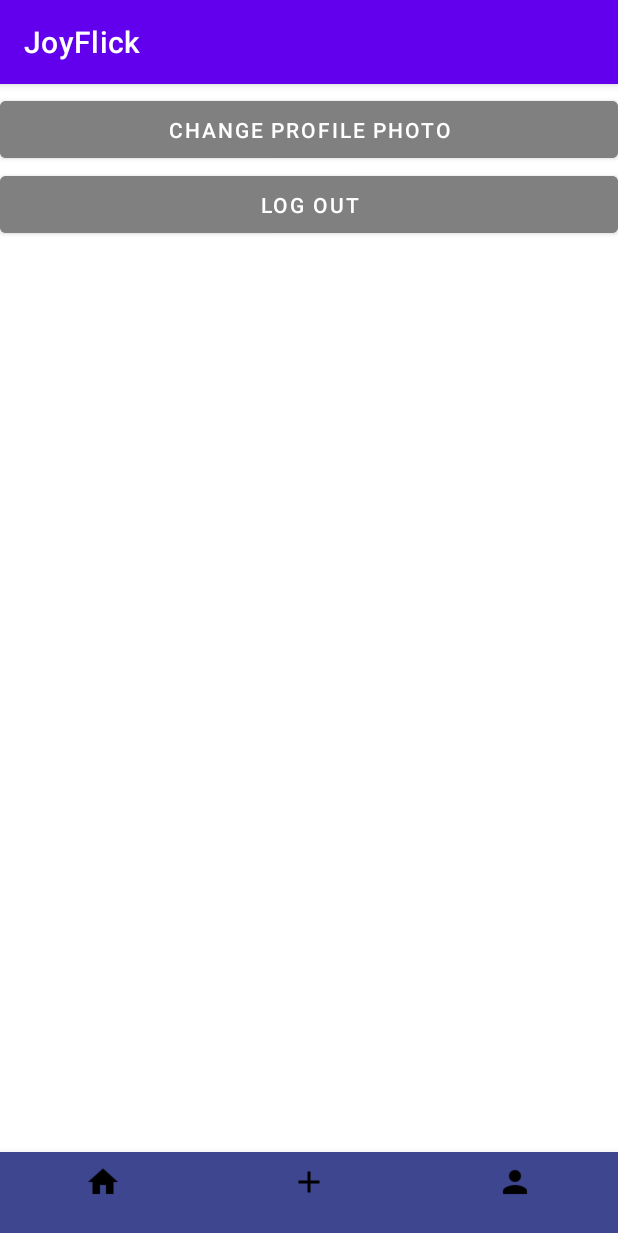
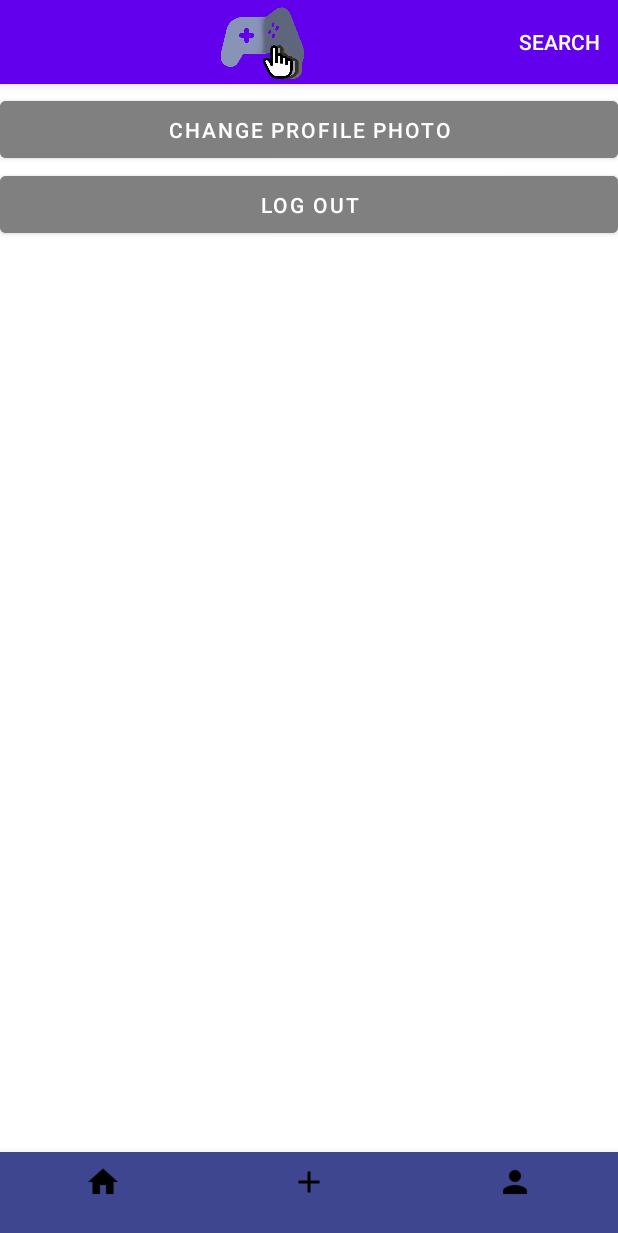
Before and after one commit to JoyFlickTeam/joyflick, an Android app: the MainActivity screen opened directly, with no data from a screen before it, item 3 of the bottom bar chosen, on a phone screen of 412 x 824 dp. Shown: the top 1233 px of the screen. Run offline under Robolectric (Android 15) with nearby library versions, the phone set to English and light mode, and no system bars; libraries missing offline, so code that uses them is left out: com.codepath.asynchttpclient, com.parse; 3 statements that could not run were skipped.

Commit message:
Logo and search button added to top bar + log in already signed in user automatically

```diff
--- a/app/src/main/AndroidManifest.xml
+++ b/app/src/main/AndroidManifest.xml
@@ -30,6 +30,9 @@
         <activity
             android:name=".MainActivity"
             android:exported="true"></activity>
+        <activity
+            android:name=".SearchActivity"
+            android:exported="true"></activity>
     </application>
 
 </manifest>
--- a/app/src/main/java/com/joyflick/LoginActivity.java
+++ b/app/src/main/java/com/joyflick/LoginActivity.java
@@ -31,6 +31,9 @@ public class LoginActivity extends AppCompatActivity {
         super.onCreate(savedInstanceState);
         setContentView(R.layout.activity_login);
 
+        if(ParseUser.getCurrentUser() != null){
+            goMainActivity();
+        }
 
         //rImage = (ImageView)findViewById(R.id.rImage);
         //rImage.setImageResource(R.drawable.user);
--- a/app/src/main/java/com/joyflick/MainActivity.java
+++ b/app/src/main/java/com/joyflick/MainActivity.java
@@ -5,8 +5,10 @@ import androidx.appcompat.app.AppCompatActivity;
 import androidx.fragment.app.Fragment;
 import androidx.fragment.app.FragmentManager;
 
+import android.content.Intent;
 import android.os.Bundle;
 import android.util.Log;
+import android.view.Menu;
 import android.view.MenuItem;
 
 import com.google.android.material.bottomnavigation.BottomNavigationView;
@@ -22,6 +24,8 @@ import java.io.IOException;
 
 public class MainActivity extends AppCompatActivity {
     public static final String TAG = "MainActivity";
+    private final int REQUEST_CODE = 10;
+
     private BottomNavigationView bottomNavigationView;
     final FragmentManager fragmentManager = getSupportFragmentManager();
 
@@ -33,6 +37,12 @@ public class MainActivity extends AppCompatActivity {
     protected void onCreate(Bundle savedInstanceState) {
         super.onCreate(savedInstanceState);
         setContentView(R.layout.activity_main);
+
+        // Set top bar
+        getSupportActionBar().setDisplayShowHomeEnabled(true);
+        getSupportActionBar().setDisplayUseLogoEnabled(true);
+        getSupportActionBar().setLogo(R.drawable.logo1);
+        getSupportActionBar().setDisplayShowTitleEnabled(false);
 
         bottomNavigationView = findViewById(R.id.bottomNavigation);
         bottomNavigationView.setItemIconTintList(null);
@@ -70,6 +80,23 @@ public class MainActivity extends AppCompatActivity {
             e.printStackTrace();
         }
 
+    }
 
+    @Override
+    public boolean onCreateOptionsMenu(Menu menu){
+        // Inflate menu
+        getMenuInflater().inflate(R.menu.menu_main, menu);
+        return true;
+    }
+
+    @Override
+    public boolean onOptionsItemSelected(@NonNull MenuItem item){
+        if(item.getItemId() == R.id.search){
+            // Navigate to search activity
+            Intent intent = new Intent(this, SearchActivity.class);
+            startActivityForResult(intent, REQUEST_CODE);
+            return true;
+        }
+        return super.onOptionsItemSelected(item);
     }
 }
--- /dev/null
+++ b/app/src/main/res/menu/menu_main.xml
@@ -0,0 +1,8 @@
+<?xml version="1.0" encoding="utf-8"?>
+<menu xmlns:android="http://schemas.android.com/apk/res/android"
+    xmlns:app="http://schemas.android.com/apk/res-auto">
+    <item
+        android:id="@+id/search"
+        android:title="Search"
+        app:showAsAction="always" />
+</menu>
```
Also changed, not shown: app/src/main/java/com/joyflick/SearchActivity.java (added, +13 -0 lines), app/src/main/res/layout/activity_search.xml (added, +14 -0 lines).
